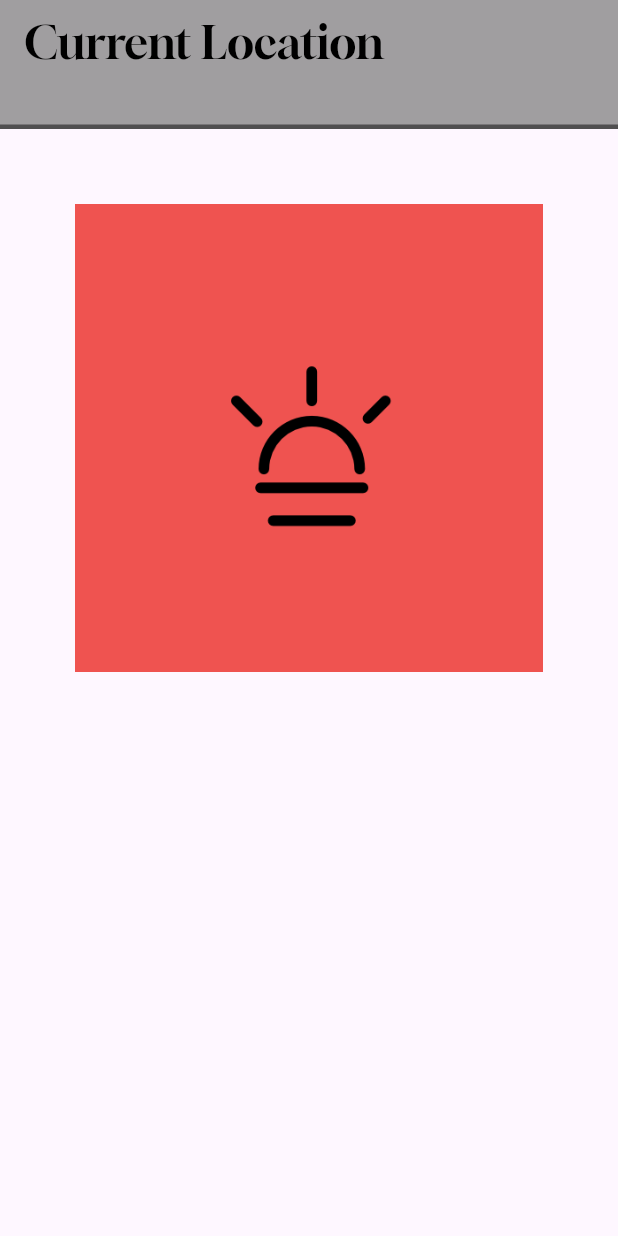
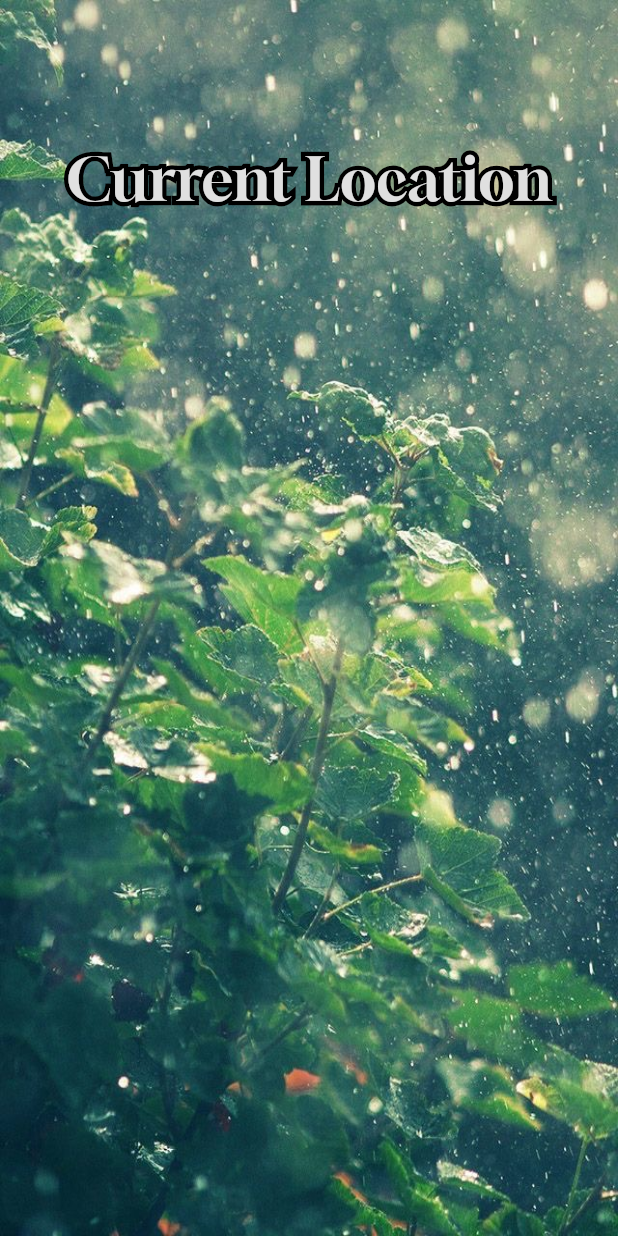
Before and after one commit to xp-squared/Weather-Wardrobe-App, a Flutter app: the screen it shows after launch, on a phone screen of 412 x 824 dp. Run offline on Flutter 3.47's test engine with Material 3 defaults, Android fonts, the phone set to English and light mode, and no system bars.

Commit message:
Started Fresh, working on different layout
So far have been working on the background of the project and as well having text layered over itself with borders to have a cool effect when displaying the current location, using the stack feature to overlap widgets and as well exploring columns and rows.

```diff
--- a/lib/main.dart
+++ b/lib/main.dart
@@ -50,6 +50,7 @@
         ),
       ),
 
+'new' keyword is obsolete in dart 2, no longer needed to be used when making new classes
 ************************************************************************************************************ */
 
 import 'package:flutter/material.dart';
@@ -60,40 +61,70 @@
 
 
 
-class MyHomePage extends StatelessWidget { // extending staeless widget class in flutter
+class MyHomePage extends StatefulWidget {  @override
+  State<MyHomePage> createState() => _MyHomePageState();
+}
+
+class _MyHomePageState extends State<MyHomePage> {
+ // extending staeless widget class in flutter
   @override
   Widget build(BuildContext context) { // this build function builds up the widget tree
      // beginning to build the scaffold (top level container), wrapper to layer widgets like buttons and body text
-    return Scaffold (
+    return Material (
+      type: MaterialType.transparency,
+      child: Stack( // stack allows for overlapping of widgets, useful when using background image and placing things over it
+        children: <Widget>[
+           Container(
+          decoration:  BoxDecoration(
+            image:  DecorationImage(
+              image:  AssetImage('assets/Background1.jpg'),
+              fit: BoxFit.fill,
+            ),
+            ),
+          ),
 
-      appBar: AppBar (
-        title: const Text(
-          "Current Location",
-          style: TextStyle(
-            color: Colors.black,
-            fontSize: 30,
-            fontWeight: FontWeight.w500, // boldness
-            fontFamily: 'Gloock'
-          ),
-        ),
-        backgroundColor: Color.fromARGB(209, 139, 139, 139),
-        bottom: PreferredSize(
-          preferredSize: const Size.fromHeight(30.0),
-        child: Container(
-          height: 3.0, // thickness of black line
-          color: Colors.black.withOpacity(.5), // opacity of the thin black line
-          ),
-          ),
-        ),
-      body: Container(
-        padding: EdgeInsets.fromLTRB(5, 5, 5, 5), // left top right bottom
-        margin: EdgeInsets.all(50),
-        color: Colors.red[400],
-        child: Image(
-          image: AssetImage('assets/weather-icons-set/CLOUDS/png clouds/001lighticons-01.png'),
-        ),
+          Container(
+            child: Column(
+              children: <Widget> [
+                SizedBox(height: 90),
+                Row(
+                  mainAxisAlignment: MainAxisAlignment.center,
+                  mainAxisSize: MainAxisSize.max,
+                  crossAxisAlignment: CrossAxisAlignment.start,
+                  children: <Widget> [
+                    // using stack to layer things once more, layering text on top of each other to get a border effect
+                    Stack(
+                      children: <Widget> [
+                    // this text is the border
+                     Text(
+                      'Current Location',
+                      style: TextStyle(
+                        fontFamily: 'Gloock',
+                        fontSize: 40,
+                        foreground: Paint()
+                          ..style = PaintingStyle.stroke
+                          ..strokeWidth = 6
+                          ..color = Colors.black,
+                      )
+                    ),
+                    // this is the inside text
+                    Text(
+                      'Current Location',
+                      style: TextStyle(
+                        fontFamily: 'Gloock',
+                        fontSize: 40,
+                        color: Colors.grey[300],
+                          ),
+                        ),
+                      ]
+                    )
+                  ]
+                )
+              ]
+            )
+          )
+        ]
       )
-    );
-    // end of return statement always put semicolon!
+    );   // end of return statement always put semicolon!
   }
 }
--- a/pubspec.yaml
+++ b/pubspec.yaml
@@ -60,8 +60,8 @@ flutter:
 
   # To add assets to your application, add an assets section, like this:
   assets:
-    - assets/weather-icons-set/CLOUDS/png clouds # use any image from the assets folder
-
+    - assets/weather-icons-set/CLOUDS/png clouds/ # use any image from the assets folder
+    - assets/
 
   # An image asset can refer to one or more resolution-specific "variants", see
   # https://flutter.dev/assets-and-images/#resolution-aware
```
Also changed, not shown: assets/Background1.jpg (added).
